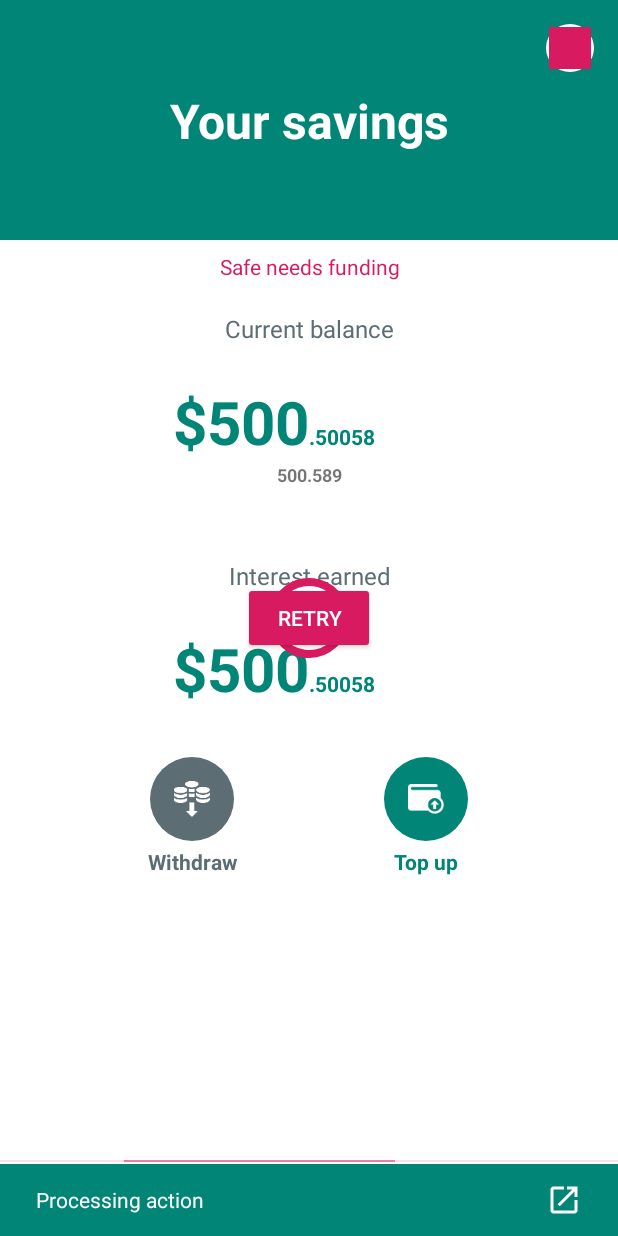
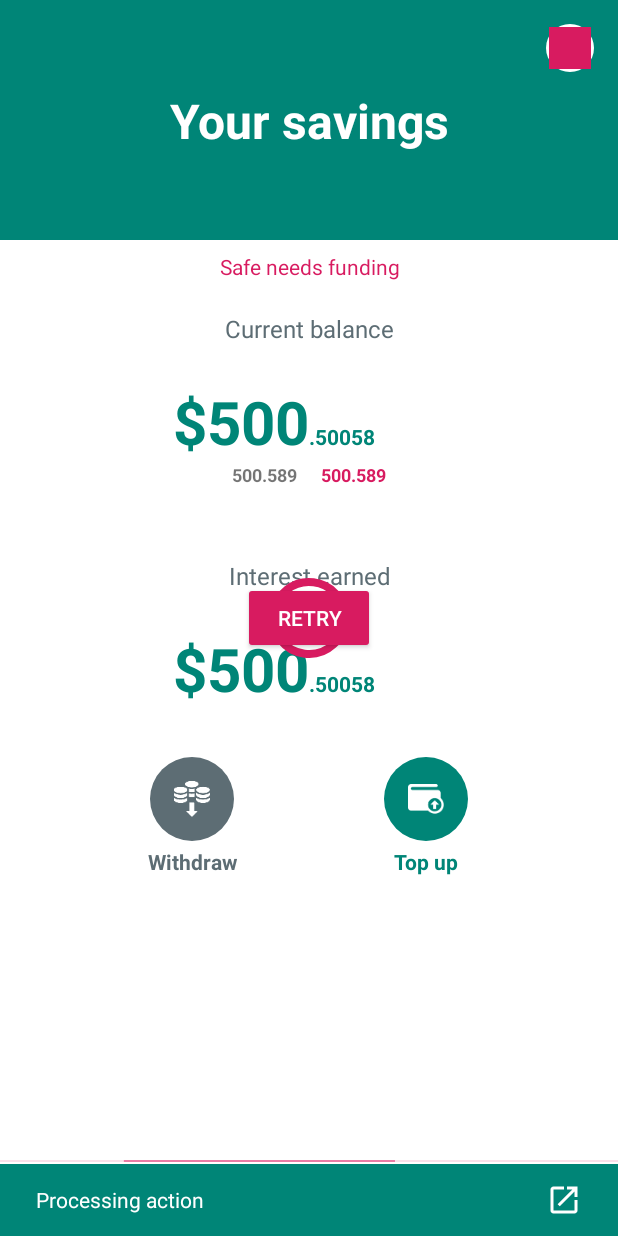
Before and after one commit to rmeissner/simple-safe, an Android app: the layout screen_main.xml on its own in the app's theme, with its tools: preview values and no code run, on a phone screen of 412 x 824 dp. Run offline under Robolectric (Android 15) with nearby library versions, the phone set to English and light mode, and no system bars; plain views replace BlockiesImageView.

Commit message:
WIP: multi owner

```diff
--- a/app/build.gradle
+++ b/app/build.gradle
@@ -28,7 +28,7 @@ android {
         buildConfigField javaTypes.STRING, "INFURA_API_KEY", asString(getKey("INFURA_API_KEY", ""))
         buildConfigField javaTypes.STRING, "BLOCKCHAIN_NET_URL", asString(getKey("BLOCKCHAIN_NET_URL", "https://rinkeby.infura.io/v3/"))
         buildConfigField javaTypes.STRING, "RELAY_SERVICE_URL", asString(getKey("RELAY_SERVICE_URL", "https://safe-relay.rinkeby.gnosis.pm/api/"))
-        buildConfigField javaTypes.STRING, "TRANSACTION_SERVICE_URL", asString(getKey("TRANSACTION_SERVICE_URL", "https://safe-transaction.staging.gnosisdev.com/api/"))
+        buildConfigField javaTypes.STRING, "TRANSACTION_SERVICE_URL", asString(getKey("TRANSACTION_SERVICE_URL", "https://safe-transaction-service.dev.gnosisdev.com/api/"))
 
         vectorDrawables.useSupportLibrary = true
         project.ext.set("archivesBaseName", String.format("simple-safe-%s", defaultConfig.versionCode))
--- a/app/src/main/java/de/thegerman/simplesafe/ui/account/AccountActivity.kt
+++ b/app/src/main/java/de/thegerman/simplesafe/ui/account/AccountActivity.kt
@@ -6,8 +6,10 @@ import android.os.Bundle
 import android.view.View
 import android.widget.Toast
 import androidx.appcompat.app.AppCompatActivity
+import androidx.core.view.isVisible
 import androidx.lifecycle.LiveData
 import androidx.lifecycle.liveData
+import de.thegerman.simplesafe.BuildConfig
 import de.thegerman.simplesafe.R
 import de.thegerman.simplesafe.repositories.SafeRepository
 import de.thegerman.simplesafe.ui.transactions.pending.PendingTxActivity
@@ -71,6 +73,9 @@ class AccountActivity : BaseActivity<AccountContract.State, AccountContract>() {
         super.onCreate(savedInstanceState)
         setContentView(R.layout.screen_account)
 
+        account_settings_divider.isVisible = BuildConfig.DEBUG
+        account_settings_txt.isVisible = BuildConfig.DEBUG
+
         account_back_btn.setOnClickListener { onBackPressed() }
         account_settings_txt.setOnClickListener { startActivity(AutoTopUpActivity.createIntent(this)) }
         account_add_device_txt.setOnClickListener { startActivity(InviteActivity.createIntent(this)) }
--- a/app/src/main/java/de/thegerman/simplesafe/ui/base/BaseActivity.kt
+++ b/app/src/main/java/de/thegerman/simplesafe/ui/base/BaseActivity.kt
@@ -4,6 +4,7 @@ import android.os.Bundle
 import android.widget.Toast
 import androidx.appcompat.app.AppCompatActivity
 import androidx.lifecycle.Observer
+import de.thegerman.simplesafe.ui.transactions.confirmation.TransactionConfirmationDialog
 import kotlinx.coroutines.ExperimentalCoroutinesApi
 
 @ExperimentalCoroutinesApi
@@ -26,6 +27,7 @@ abstract class BaseActivity<S: BaseViewModel.State, T: BaseViewModel<S>>: AppCom
             is BaseViewModel.ShowToast -> {
                 Toast.makeText(this, viewAction.message, Toast.LENGTH_SHORT).show()
             }
+            is BaseViewModel.ConfirmTx -> TransactionConfirmationDialog(this, viewAction.tx).show()
         }
     }
 }
--- a/app/src/main/java/de/thegerman/simplesafe/ui/base/BaseViewModel.kt
+++ b/app/src/main/java/de/thegerman/simplesafe/ui/base/BaseViewModel.kt
@@ -4,6 +4,7 @@ import android.util.Log
 import androidx.lifecycle.LiveData
 import androidx.lifecycle.ViewModel
 import androidx.lifecycle.viewModelScope
+import de.thegerman.simplesafe.repositories.SafeRepository
 import kotlinx.coroutines.*
 import kotlinx.coroutines.channels.ConflatedBroadcastChannel
 
@@ -20,6 +21,7 @@ abstract class BaseViewModel<T : BaseViewModel.State> : ViewModel() {
     interface ViewAction
 
     data class ShowToast(val message: String) : ViewAction
+    data class ConfirmTx(val tx: SafeRepository.SafeTx) : ViewAction
 
     @Suppress("LeakingThis")
     protected val stateChannel = ConflatedBroadcastChannel(initialState())
--- a/app/src/main/res/layout/screen_main.xml
+++ b/app/src/main/res/layout/screen_main.xml
@@ -84,9 +84,28 @@
         android:gravity="center"
         android:text="-"
         android:textSize="12sp"
+        android:layout_marginEnd="8dp"
+        app:layout_constraintHorizontal_chainStyle="packed"
         android:textStyle="bold"
+        app:layout_constraintEnd_toStartOf="@id/main_invest_btn"
+        app:layout_constraintStart_toStartOf="parent"
+        app:layout_constraintTop_toBottomOf="@id/main_balance_txt"
+        app:layout_constraintVertical_chainStyle="packed"
+        tools:text="500.589" />
+
+    <TextView
+        android:id="@+id/main_invest_btn"
+        android:layout_width="wrap_content"
+        android:layout_height="wrap_content"
+        android:gravity="center"
+        android:text="Approve"
+        android:background="@drawable/selectable_background"
+        android:textSize="12sp"
+        android:layout_marginStart="8dp"
+        android:textStyle="bold"
+        android:textColor="@color/colorAccent"
         app:layout_constraintEnd_toEndOf="parent"
-        app:layout_constraintStart_toStartOf="parent"
+        app:layout_constraintStart_toEndOf="@id/main_pending_txt"
         app:layout_constraintTop_toBottomOf="@id/main_balance_txt"
         app:layout_constraintVertical_chainStyle="packed"
         tools:text="500.589" />
--- a/build.gradle
+++ b/build.gradle
@@ -10,7 +10,7 @@ buildscript {
         maven { url 'https://www.jitpack.io' }
     }
     dependencies {
-        classpath "com.android.tools.build:gradle:3.5.0"
+        classpath 'com.android.tools.build:gradle:3.5.1'
         classpath "org.jetbrains.kotlin:kotlin-gradle-plugin:${versions.kotlin}"
         classpath "com.github.gnosis.bivrost-kotlin:bivrost-gradle-plugin:$versions.bivrost"
         // NOTE: Do not place your application dependencies here; they belong
```
Also changed, not shown: app/src/main/java/de/thegerman/simplesafe/repositories/SafeRepository.kt (+8 -25 lines), app/src/main/java/de/thegerman/simplesafe/ui/invite/InviteActivity.kt (+0 -14 lines), app/src/main/java/de/thegerman/simplesafe/ui/main/MainActivity.kt (+7 -0 lines), app/src/main/java/de/thegerman/simplesafe/ui/main/MainViewModel.kt (+13 -8 lines).
